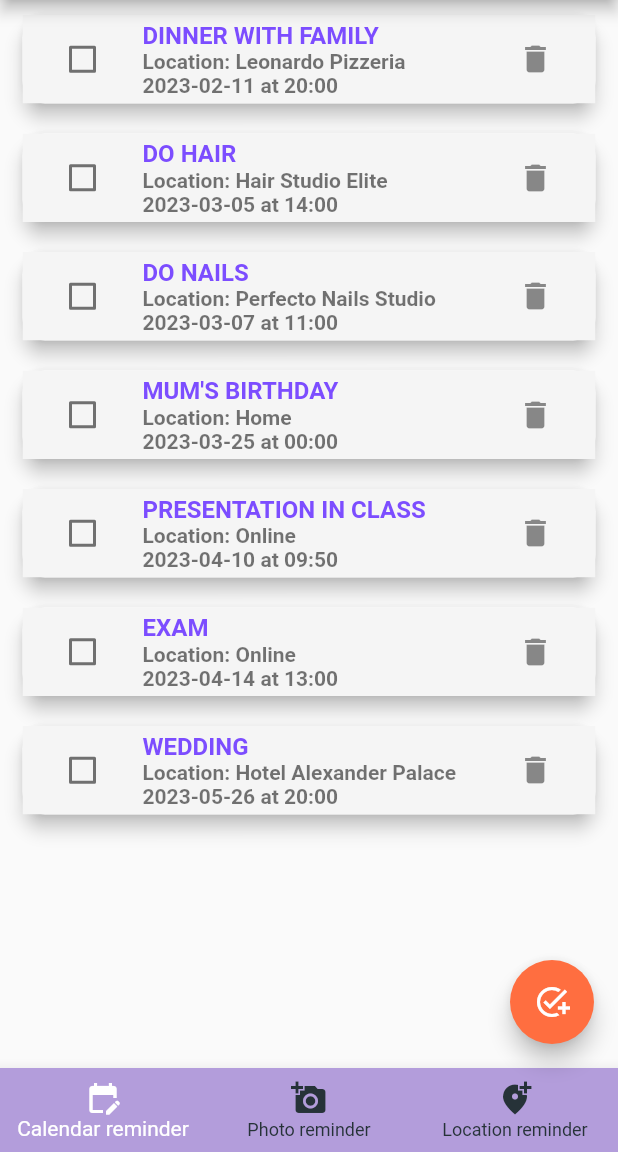
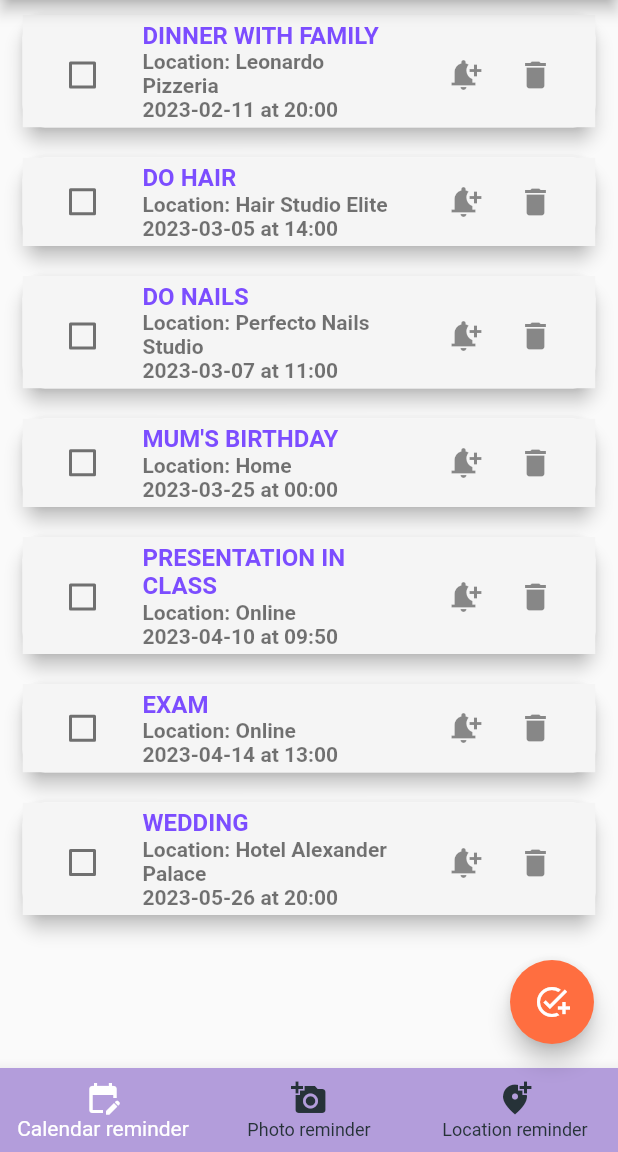
Before and after one commit to spaunkoska22/MIS, a Flutter app: the screen it shows after launch, on a phone screen of 412 x 824 dp, the part 84-1236 px from its top. Run offline on Flutter 3.47's test engine with Material 2 defaults, Android fonts, the phone set to English and light mode, and no system bars; our stand-ins replace camera, firebase_auth, firebase_core, flutter_local_notifications, google_maps_flutter, nanoid and 4 more; missing offline and left inert: flutter_polyline_points; accounts and stored records are empty.

Commit message:
Notifications service added

```diff
--- a/lib/views/main_screen.dart
+++ b/lib/views/main_screen.dart
@@ -8,6 +8,7 @@ import 'package:on_the_go_reminder/widgets/CreateNewToDoItem.dart';
 import 'package:on_the_go_reminder/views/login_screen.dart';
 import 'package:on_the_go_reminder/views/location_screen.dart';
 import 'package:on_the_go_reminder/views/calendar_screen.dart';
+import 'package:on_the_go_reminder/services/notifications.dart';
 
 class MainScreen extends StatefulWidget {
   const MainScreen({super.key});
@@ -18,6 +19,14 @@ class MainScreen extends StatefulWidget {
 
 class _MainScreenState extends State<MainScreen> {
   final ScrollController controller = ScrollController();
+  late final LocalNotificationsService service;
+
+  @override
+  void initState(){
+    service = LocalNotificationsService();
+    service.initialize();
+    super.initState();
+  }
 
   final List<ToDoItem> _items = [
     ToDoItem(
@@ -214,10 +223,25 @@ class _MainScreenState extends State<MainScreen> {
                                   style: const TextStyle(
                                       fontWeight: FontWeight.bold),
                                 ),
-                                trailing: IconButton(
-                                  onPressed: () =>
-                                      _deleteToDoItem(_items[index].id),
-                                  icon: const Icon(Icons.delete),
+                                trailing: Row(
+                                  mainAxisSize: MainAxisSize.min,
+                                  children: [
+                                    IconButton(
+                                      onPressed: () async {
+                                        await service.showScheduledNotification(
+                                            id: 0,
+                                            title: 'On the Go Reminder',
+                                            body:
+                                                'This is your reminder to do your tasks!',
+                                            seconds: 3);
+                                      },
+                                      icon: const Icon(Icons.notification_add),
+                                    ),
+                                    IconButton(
+                                        onPressed: () =>
+                                            _deleteToDoItem(_items[index].id),
+                                        icon: const Icon(Icons.delete))
+                                  ],
                                 ),
                                 leading: Checkbox(
                                     value:
--- a/pubspec.yaml
+++ b/pubspec.yaml
@@ -48,6 +48,8 @@ dependencies:
   google_maps_flutter: ^2.2.3
   flutter_polyline_points: ^1.0.0
   syncfusion_flutter_calendar: ^20.4.50
+  flutter_local_notifications: ^13.0.0
+  timezone: ^0.9.1
 
 dev_dependencies:
   flutter_test:
```
Also changed, not shown: lib/services/notifications.dart (added, +86 -0 lines), pubspec.lock, 4 other files.
